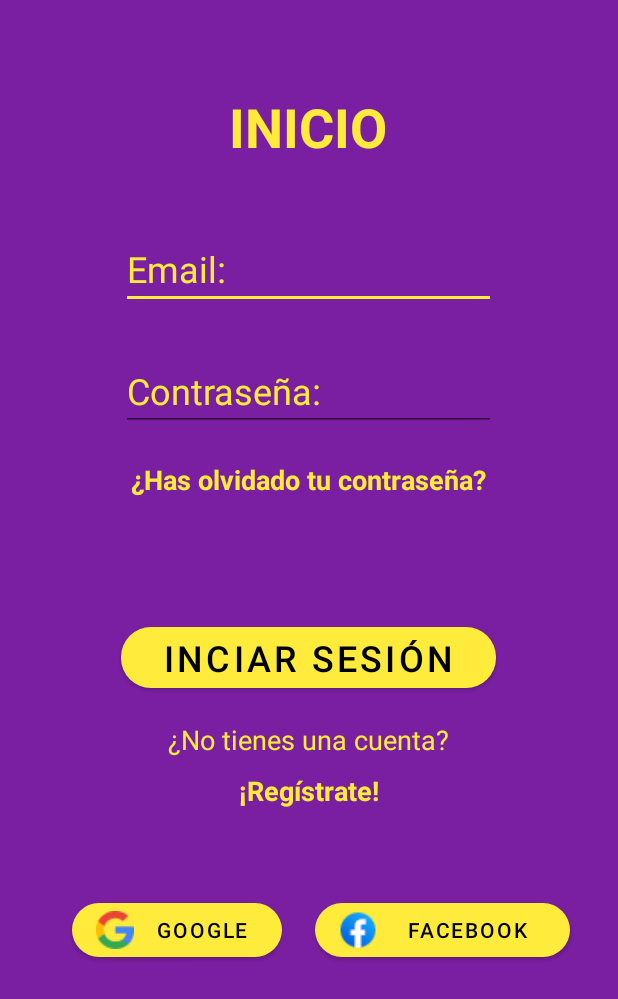
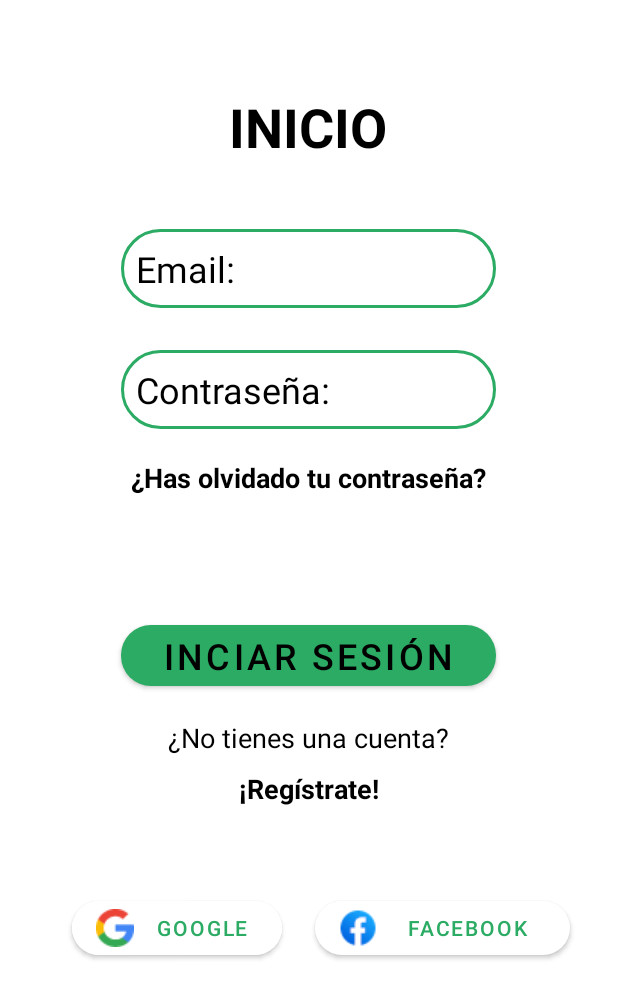
Before and after one commit to Dani1113/TUTORIAL_FIREBASE, an Android app: the screen it shows after launch (LoginActivity), after a tap on "USUARIOS", on a phone screen of 412 x 824 dp. Shown: the top 999 px of the screen. Run offline under Robolectric (Android 15) with nearby library versions, the phone set to English and light mode, and no system bars; our stand-ins replace Firebase (no records; nobody signed in at launch, a user with empty details on screens opened directly).

Commit message:
Adaptados los aspectos visuales de la aplicacion, acordes con el logo

```diff
--- a/app/src/main/res/drawable/style_edt.xml
+++ b/app/src/main/res/drawable/style_edt.xml
@@ -2,7 +2,7 @@
 <shape xmlns:android="http://schemas.android.com/apk/res/android" android:shape="rectangle">
     <stroke
         android:width="2sp"
-        android:color="@color/amarillo"/>
+        android:color="@color/fondo"/>
     <padding
         android:bottom="10dp"
         android:left="10dp"
--- a/app/src/main/res/layout/activity_login.xml
+++ b/app/src/main/res/layout/activity_login.xml
@@ -4,7 +4,7 @@
     xmlns:tools="http://schemas.android.com/tools"
     android:layout_width="match_parent"
     android:layout_height="match_parent"
-    android:background="@color/fondo"
+    android:background="@color/blanco"
     tools:context=".LoginActivity">
 
     <EditText
@@ -13,11 +13,12 @@
         android:layout_height="wrap_content"
         android:layout_marginTop="44dp"
         android:autofillHints=""
+        android:background="@drawable/style_edt"
         android:ems="10"
         android:hint="@string/email"
         android:inputType="textPersonName"
-        android:textColor="@color/amarillo"
-        android:textColorHint="@color/amarillo"
+        android:textColor="@color/black"
+        android:textColorHint="@color/black"
         android:textSize="24sp"
         app:layout_constraintEnd_toEndOf="@+id/textView2"
         app:layout_constraintStart_toStartOf="@+id/textView2"
@@ -29,11 +30,12 @@
         android:layout_height="wrap_content"
         android:layout_marginTop="28dp"
         android:autofillHints=""
+        android:background="@drawable/style_edt"
         android:ems="10"
         android:hint="@string/contraseña"
         android:inputType="textPassword"
-        android:textColor="@color/amarillo"
-        android:textColorHint="@color/amarillo"
+        android:textColor="@color/black"
+        android:textColorHint="@color/black"
         android:textSize="24sp"
         app:layout_constraintEnd_toEndOf="@+id/edtLUsuario"
         app:layout_constraintHorizontal_bias="1.0"
@@ -49,7 +51,7 @@
         android:text="@string/inciar_sesion"
         android:textColor="@color/black"
         android:textSize="24sp"
-        app:backgroundTint="@color/amarillo"
+        app:backgroundTint="@color/fondo"
         app:cornerRadius="20dip"
         app:layout_constraintEnd_toEndOf="@+id/txtCorreoMenu"
         app:layout_constraintHorizontal_bias="0.0"
@@ -61,18 +63,18 @@
         android:layout_width="250dp"
         android:layout_height="wrap_content"
         android:layout_marginTop="20dp"
+        android:clickable="true"
+        android:focusable="true"
         android:gravity="center"
+        android:onClick="recordarContraseña"
         android:text="@string/has_olvidado_tu_contrase_a"
-        android:textColor="@color/amarillo"
+        android:textColor="@color/black"
         android:textSize="18sp"
         android:textStyle="bold"
-        android:clickable="true"
-        android:onClick="recordarContraseña"
         app:layout_constraintEnd_toEndOf="@+id/edtLContraseña"
         app:layout_constraintHorizontal_bias="0.0"
         app:layout_constraintStart_toStartOf="@+id/edtLContraseña"
-        app:layout_constraintTop_toBottomOf="@+id/edtLContraseña"
-        android:focusable="true" />
+        app:layout_constraintTop_toBottomOf="@+id/edtLContraseña" />
 
     <TextView
         android:id="@+id/textView3"
@@ -84,7 +86,7 @@
         android:gravity="center"
         android:onClick="registrarUsuario"
         android:text="@string/reg_strate"
-        android:textColor="@color/amarillo"
+        android:textColor="@color/black"
         android:textSize="18sp"
         android:textStyle="bold"
         app:layout_constraintEnd_toEndOf="@+id/textView4"
@@ -99,7 +101,7 @@
         android:layout_marginTop="16dp"
         android:gravity="center"
         android:text="@string/no_tienes_una_cuenta"
-        android:textColor="@color/amarillo"
+        android:textColor="@color/black"
         android:textSize="18sp"
         app:layout_constraintEnd_toEndOf="@+id/btLIniciarS"
         app:layout_constraintHorizontal_bias="0.0"
@@ -112,7 +114,7 @@
         android:layout_height="wrap_content"
         android:layout_marginTop="60dp"
         android:text="@string/inicio"
-        android:textColor="@color/amarillo"
+        android:textColor="@color/black"
         android:textSize="36sp"
         android:textStyle="bold"
         app:layout_constraintEnd_toEndOf="parent"
@@ -125,14 +127,13 @@
         android:layout_width="140dp"
         android:layout_height="wrap_content"
         android:layout_marginStart="48dp"
-        android:layout_marginLeft="48dp"
         android:layout_marginTop="16dp"
+        android:backgroundTint="@color/blanco"
         android:drawableLeft="@drawable/google"
         android:onClick="inciarSesiónGoogle"
         android:text="@string/google"
-        android:textColor="@color/black"
+        android:textColor="@color/fondo"
         android:textSize="14sp"
-        app:backgroundTint="@color/amarillo"
         app:cornerRadius="20dp"
         app:layout_constraintBottom_toBottomOf="parent"
         app:layout_constraintStart_toStartOf="parent"
@@ -145,13 +146,12 @@
         android:layout_height="wrap_content"
         android:layout_marginTop="16dp"
         android:layout_marginEnd="32dp"
-        android:layout_marginRight="32dp"
         android:drawableLeft="@drawable/facebook"
         android:onClick="inciarSesiónFacebook"
         android:text="@string/facebook"
-        android:textColor="@color/black"
+        android:textColor="@color/fondo"
         android:textSize="14sp"
-        app:backgroundTint="@color/amarillo"
+        app:backgroundTint="@color/blanco"
         app:cornerRadius="20dp"
         app:layout_constraintBottom_toBottomOf="parent"
         app:layout_constraintEnd_toEndOf="parent"
--- a/app/src/main/res/layout/app_bar_main.xml
+++ b/app/src/main/res/layout/app_bar_main.xml
@@ -15,7 +15,7 @@
             android:id="@+id/toolbar"
             android:layout_width="match_parent"
             android:layout_height="?attr/actionBarSize"
-            android:background="?attr/colorPrimary"
+            android:background="@color/fondo"
             app:popupTheme="@style/Theme.TutorialFirebase.PopupOverlay" />
 
     </com.google.android.material.appbar.AppBarLayout>
--- a/app/src/main/res/values/colors.xml
+++ b/app/src/main/res/values/colors.xml
@@ -7,7 +7,7 @@
     <color name="teal_700">#FF018786</color>
     <color name="black">#FF000000</color>
     <color name="white">#FFFFFFFF</color>
-    <color name="fondo"> #7b1fa2</color>
+    <color name="fondo"> #2bab63</color>
     <color name="blanco">#ffffff</color>
     <color name="rojo">#F44336</color>
     <color name="amarillo">#FFEB3B</color>
--- a/app/src/main/res/values/themes.xml
+++ b/app/src/main/res/values/themes.xml
@@ -2,12 +2,12 @@
     <!-- Base application theme. -->
     <style name="Theme.TutorialFirebase" parent="Theme.MaterialComponents.DayNight.NoActionBar">
         <!-- Primary brand color. -->
-        <item name="colorPrimary">@color/purple_200</item>
+        <item name="colorPrimary">@color/fondo</item>
         <item name="colorPrimaryVariant">@color/fondo</item>
         <item name="colorOnPrimary">@color/amarillo</item>
         <!-- Secondary brand color. -->
         <item name="colorSecondary">@color/amarillo</item>
-        <item name="colorSecondaryVariant">@color/purple_200</item>
+        <item name="colorSecondaryVariant">@color/fondo</item>
         <item name="colorOnSecondary">@color/black</item>
         <!-- Status bar color. -->
         <item name="android:statusBarColor" tools:targetApi="l">?attr/colorPrimaryVariant</item>
```
Also changed, not shown: app/src/main/res/layout/activity_bienvenida.xml (+18 -7 lines), app/src/main/res/layout/activity_empresa_login.xml (+30 -13 lines), app/src/main/res/layout/activity_empresa_registro.xml (+37 -23 lines), app/src/main/res/layout/activity_perfil.xml (+10 -15 lines), app/src/main/res/layout/activity_recuperar_password.xml (+10 -11 lines), app/src/main/res/layout/activity_registro.xml (+15 -11 lines), app/src/main/res/layout/fragment_detalle_producto_publicado.xml (+19 -9 lines), app/src/main/res/layout/fragment_editinfoempresa.xml (+13 -13 lines), app/src/main/res/layout/fragment_producto_publicado.xml (+7 -2 lines), app/src/main/res/drawable-v24/logoredondo2.png (added).
